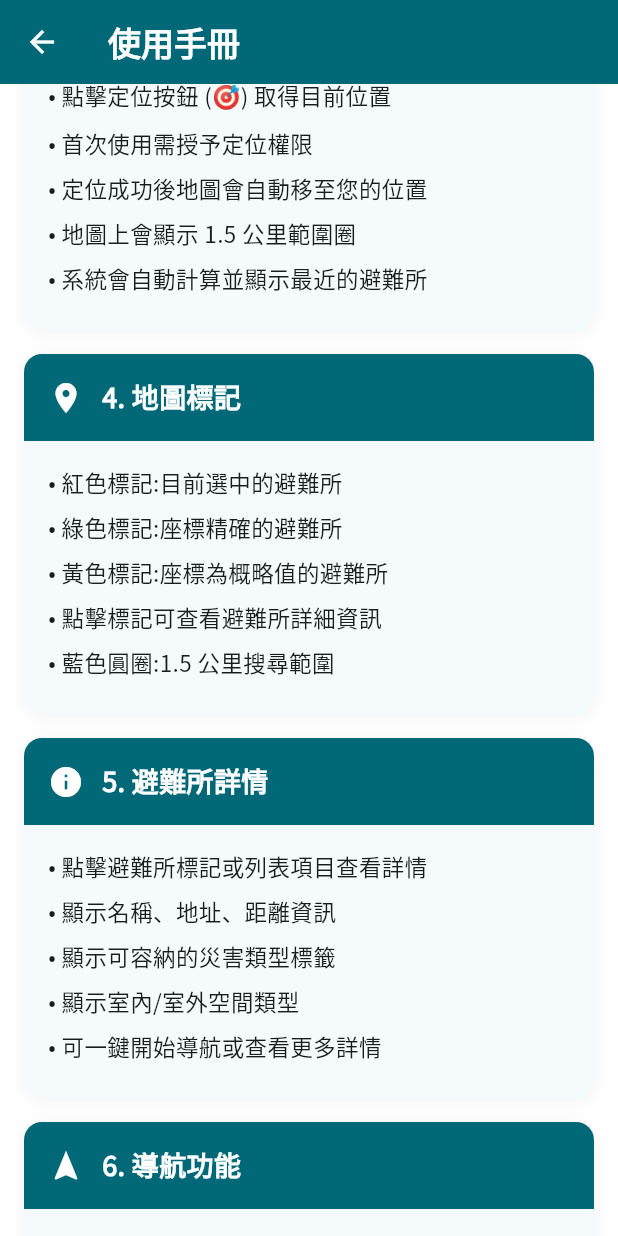
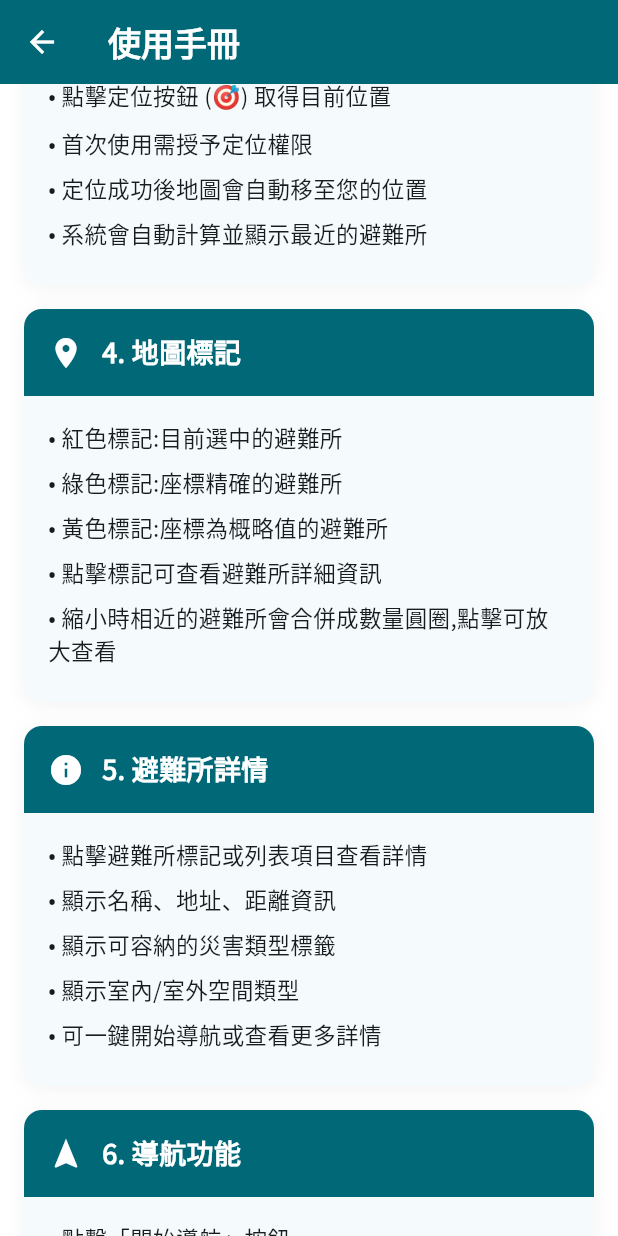
Before and after one commit to TESIIS/TESIIS, a Flutter app: the UserManualPage screen opened directly, scrolled down 576 dp, on a phone screen of 412 x 824 dp. Run offline on Flutter 3.47's test engine with Material 3 defaults, Android fonts, the phone set to English and light mode, and no system bars; our stand-ins replace flutter_map, flutter_svg, geolocator, latlong2, shared_preferences; accounts and stored records are empty; statements that could not run were skipped.

Commit message:
docs: cover viewport cluster streaming, LRU cache and group filters
Document GET /shelters/clusters and the disasters/spaces group params
in the README, refresh the changelog for the viewport-based data flow
that replaced the full-dataset fetch, and update the user manual's
marker/positioning entries (the 1.5 km radius circle is gone, cluster
bubbles are new).

```diff
--- a/flutter_codefest/lib/presentation/pages/user_manual_page.dart
+++ b/flutter_codefest/lib/presentation/pages/user_manual_page.dart
@@ -58,7 +58,6 @@ class UserManualPage extends StatelessWidget {
                 '• 點擊定位按鈕 (🎯) 取得目前位置',
                 '• 首次使用需授予定位權限',
                 '• 定位成功後地圖會自動移至您的位置',
-                '• 地圖上會顯示 1.5 公里範圍圈',
                 '• 系統會自動計算並顯示最近的避難所',
               ],
             ),
@@ -72,7 +71,7 @@ class UserManualPage extends StatelessWidget {
                 '• 綠色標記:座標精確的避難所',
                 '• 黃色標記:座標為概略值的避難所',
                 '• 點擊標記可查看避難所詳細資訊',
-                '• 藍色圓圈:1.5 公里搜尋範圍',
+                '• 縮小時相近的避難所會合併成數量圓圈,點擊可放大查看',
               ],
             ),
             const SizedBox(height: 16),
```
Also changed, not shown: 2 other files.
